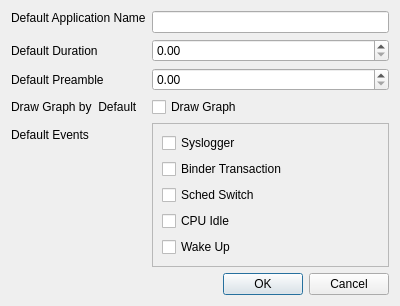
This is UI/SettingsDialog.ui in alxhoff/BrezeFlow as Qt 5 draws it before an edit. The edited form follows.
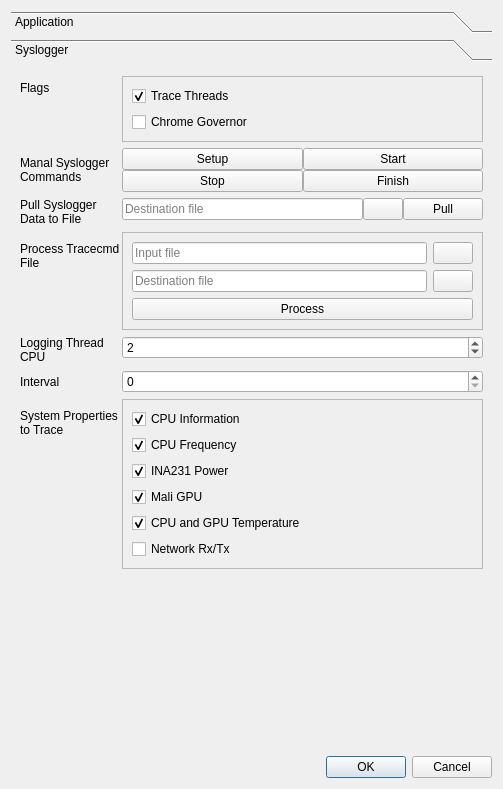
This is the edited form. Icons and pictures are not drawn.

Commit message: Added syslogger control callbacks and syslogger interface

Diff of the .ui file:
```diff
--- a/UI/SettingsDialog.ui
+++ b/UI/SettingsDialog.ui
@@ -6,8 +6,8 @@
    <rect>
     <x>0</x>
     <y>0</y>
-    <width>400</width>
-    <height>300</height>
+    <width>503</width>
+    <height>789</height>
    </rect>
   </property>
   <property name="windowTitle">
@@ -15,6 +15,30 @@
   </property>
   <layout class="QVBoxLayout" name="verticalLayout">
    <item>
+    <widget class="QToolBox" name="toolBox">
+     <property name="sizePolicy">
+      <sizepolicy hsizetype="Preferred" vsizetype="Minimum">
+       <horstretch>0</horstretch>
+       <verstretch>0</verstretch>
+      </sizepolicy>
+     </property>
+     <property name="currentIndex">
+      <number>1</number>
+     </property>
+     <widget class="QWidget" name="pageApp">
+      <property name="geometry">
+       <rect>
+        <x>0</x>
+        <y>0</y>
+        <width>485</width>
+        <height>673</height>
+       </rect>
+      </property>
+      <attribute name="label">
+       <string>Application</string>
+      </attribute>
+      <layout class="QVBoxLayout" name="verticalLayout_3">
+       <item>
     <layout class="QFormLayout" name="formLayout">
      <item row="0" column="0">
       <widget class="QLabel" name="label">
@@ -122,6 +146,364 @@
      </item>
     </layout>
    </item>
+      </layout>
+     </widget>
+     <widget class="QWidget" name="pageSyslogger">
+      <property name="geometry">
+       <rect>
+        <x>0</x>
+        <y>0</y>
+        <width>485</width>
+        <height>673</height>
+       </rect>
+      </property>
+      <attribute name="label">
+       <string>Syslogger</string>
+      </attribute>
+      <layout class="QVBoxLayout" name="verticalLayout_4">
+       <item>
+        <layout class="QFormLayout" name="formLayout_2">
+         <property name="labelAlignment">
+          <set>Qt::AlignLeading|Qt::AlignLeft|Qt::AlignVCenter</set>
+         </property>
+         <property name="formAlignment">
+          <set>Qt::AlignLeading|Qt::AlignLeft|Qt::AlignTop</set>
+         </property>
+         <property name="horizontalSpacing">
+          <number>2</number>
+         </property>
+         <item row="0" column="0">
+          <widget class="QLabel" name="label_6">
+           <property name="sizePolicy">
+            <sizepolicy hsizetype="Preferred" vsizetype="Preferred">
+             <horstretch>1</horstretch>
+             <verstretch>0</verstretch>
+            </sizepolicy>
+           </property>
+           <property name="text">
+            <string>Flags</string>
+           </property>
+          </widget>
+         </item>
+         <item row="0" column="1">
+          <widget class="QFrame" name="frame_2">
+           <property name="sizePolicy">
+            <sizepolicy hsizetype="Preferred" vsizetype="Preferred">
+             <horstretch>0</horstretch>
+             <verstretch>0</verstretch>
+            </sizepolicy>
+           </property>
+           <property name="frameShape">
+            <enum>QFrame::StyledPanel</enum>
+           </property>
+           <property name="frameShadow">
+            <enum>QFrame::Raised</enum>
+           </property>
+           <layout class="QVBoxLayout" name="verticalLayout_5">
+            <item>
+             <widget class="QCheckBox" name="checkBoxTraceThreads">
+              <property name="toolTip">
+               <string>can be specified to disable tracing of threads (runtime and CPU asignment), and therefore to minimize overhead when only wanting to trace e.g. power consumption</string>
+              </property>
+              <property name="text">
+               <string>Trace Threads</string>
+              </property>
+              <property name="checked">
+               <bool>true</bool>
+              </property>
+             </widget>
+            </item>
+            <item>
+             <widget class="QCheckBox" name="checkBoxChromeGovernor">
+              <property name="toolTip">
+               <string>instructs trace-cmd to also enable and trace tracepoints implemented by the chrome governor</string>
+              </property>
+              <property name="text">
+               <string>Chrome Governor</string>
+              </property>
+             </widget>
+            </item>
+           </layout>
+          </widget>
+         </item>
+         <item row="1" column="0">
+          <widget class="QLabel" name="label_7">
+           <property name="text">
+            <string>Manal Syslogger&lt;br&gt; Commands</string>
+           </property>
+          </widget>
+         </item>
+         <item row="1" column="1">
+          <layout class="QGridLayout" name="gridLayout">
+           <item row="0" column="0">
+            <widget class="QPushButton" name="pushButtonSysloggerSetup">
+             <property name="text">
+              <string>Setup</string>
+             </property>
+            </widget>
+           </item>
+           <item row="0" column="1">
+            <widget class="QPushButton" name="pushButtonSysloggerStart">
+             <property name="text">
+              <string>Start</string>
+             </property>
+            </widget>
+           </item>
+           <item row="1" column="0">
+            <widget class="QPushButton" name="pushButtonSysloggerStop">
+             <property name="text">
+              <string>Stop</string>
+             </property>
+            </widget>
+           </item>
+           <item row="1" column="1">
+            <widget class="QPushButton" name="pushButtonSysloggerFinish">
+             <property name="text">
+              <string>Finish</string>
+             </property>
+            </widget>
+           </item>
+          </layout>
+         </item>
+         <item row="2" column="0">
+          <widget class="QLabel" name="label_8">
+           <property name="text">
+            <string>Pull Syslogger &lt;br&gt;Data to File</string>
+           </property>
+          </widget>
+         </item>
+         <item row="2" column="1">
+          <layout class="QHBoxLayout" name="horizontalLayout">
+           <item>
+            <widget class="QLineEdit" name="lineEditSysLogDataLoc">
+             <property name="placeholderText">
+              <string>Destination file</string>
+             </property>
+             <property name="clearButtonEnabled">
+              <bool>true</bool>
+             </property>
+            </widget>
+           </item>
+           <item>
+            <widget class="QPushButton" name="pushButtonChoosePullFile">
+             <property name="text">
+              <string/>
+             </property>
+             <property name="icon">
+              <iconset>
+               <normaloff>../icons/folder.png</normaloff>../icons/folder.png</iconset>
+             </property>
+            </widget>
+           </item>
+           <item>
+            <widget class="QPushButton" name="pushButtonSysloggerPull">
+             <property name="text">
+              <string>Pull</string>
+             </property>
+            </widget>
+           </item>
+          </layout>
+         </item>
+         <item row="3" column="0">
+          <widget class="QLabel" name="label_9">
+           <property name="text">
+            <string>Process Tracecmd&lt;br&gt;File</string>
+           </property>
+          </widget>
+         </item>
+         <item row="3" column="1">
+          <widget class="QFrame" name="frame_3">
+           <property name="frameShape">
+            <enum>QFrame::StyledPanel</enum>
+           </property>
+           <property name="frameShadow">
+            <enum>QFrame::Raised</enum>
+           </property>
+           <layout class="QVBoxLayout" name="verticalLayout_6">
+            <item>
+             <layout class="QHBoxLayout" name="horizontalLayout_2">
+              <item>
+               <widget class="QLineEdit" name="lineEditConvertSource">
+                <property name="placeholderText">
+                 <string>Input file</string>
+                </property>
+               </widget>
+              </item>
+              <item>
+               <widget class="QPushButton" name="pushButtonFileToConvert">
+                <property name="text">
+                 <string/>
+                </property>
+                <property name="icon">
+                 <iconset>
+                  <normaloff>../icons/folder.png</normaloff>../icons/folder.png</iconset>
+                </property>
+               </widget>
+              </item>
+             </layout>
+            </item>
+            <item>
+             <layout class="QHBoxLayout" name="horizontalLayout_3">
+              <item>
+               <widget class="QLineEdit" name="lineEditConvertDestination">
+                <property name="placeholderText">
+                 <string>Destination file</string>
+                </property>
+               </widget>
+              </item>
+              <item>
+               <widget class="QPushButton" name="pushButtonFileToConvertDestination">
+                <property name="text">
+                 <string/>
+                </property>
+                <property name="icon">
+                 <iconset>
+                  <normaloff>../icons/folder.png</normaloff>../icons/folder.png</iconset>
+                </property>
+               </widget>
+              </item>
+             </layout>
+            </item>
+            <item>
+             <widget class="QPushButton" name="pushButtonConvertTrace">
+              <property name="text">
+               <string>Process</string>
+              </property>
+             </widget>
+            </item>
+           </layout>
+          </widget>
+         </item>
+         <item row="4" column="0">
+          <widget class="QLabel" name="label_10">
+           <property name="toolTip">
+            <string>CPU to run/pin the logging thread on</string>
+           </property>
+           <property name="text">
+            <string>Logging Thread &lt;br&gt;CPU</string>
+           </property>
+          </widget>
+         </item>
+         <item row="4" column="1">
+          <widget class="QSpinBox" name="spinBoxCPU">
+           <property name="maximum">
+            <number>7</number>
+           </property>
+           <property name="value">
+            <number>2</number>
+           </property>
+          </widget>
+         </item>
+         <item row="5" column="0">
+          <widget class="QLabel" name="label_11">
+           <property name="text">
+            <string>Interval</string>
+           </property>
+          </widget>
+         </item>
+         <item row="5" column="1">
+          <widget class="QSpinBox" name="spinBoxInterval"/>
+         </item>
+         <item row="6" column="0">
+          <widget class="QLabel" name="label_12">
+           <property name="text">
+            <string>System Properties&lt;br&gt;to Trace</string>
+           </property>
+          </widget>
+         </item>
+         <item row="6" column="1">
+          <widget class="QFrame" name="frame_4">
+           <property name="frameShape">
+            <enum>QFrame::StyledPanel</enum>
+           </property>
+           <property name="frameShadow">
+            <enum>QFrame::Raised</enum>
+           </property>
+           <layout class="QVBoxLayout" name="verticalLayout_7">
+            <item>
+             <widget class="QCheckBox" name="checkBoxCPUInfo">
+              <property name="toolTip">
+               <string>Log CPU system/user/idle time and state</string>
+              </property>
+              <property name="text">
+               <string>CPU Information</string>
+              </property>
+              <property name="checked">
+               <bool>true</bool>
+              </property>
+             </widget>
+            </item>
+            <item>
+             <widget class="QCheckBox" name="checkBoxCPUFrequency">
+              <property name="toolTip">
+               <string>Log CPU frequency for each first CPU in a policy group</string>
+              </property>
+              <property name="text">
+               <string>CPU Frequency</string>
+              </property>
+              <property name="checked">
+               <bool>true</bool>
+              </property>
+             </widget>
+            </item>
+            <item>
+             <widget class="QCheckBox" name="checkBoxPower">
+              <property name="toolTip">
+               <string>Log Power consumption via ina231 sensors</string>
+              </property>
+              <property name="text">
+               <string>INA231 Power</string>
+              </property>
+              <property name="checked">
+               <bool>true</bool>
+              </property>
+             </widget>
+            </item>
+            <item>
+             <widget class="QCheckBox" name="checkBoxMali">
+              <property name="toolTip">
+               <string>Log mali GPU information</string>
+              </property>
+              <property name="text">
+               <string>Mali GPU</string>
+              </property>
+              <property name="checked">
+               <bool>true</bool>
+              </property>
+             </widget>
+            </item>
+            <item>
+             <widget class="QCheckBox" name="checkBoxTemp">
+              <property name="toolTip">
+               <string>Log CPU and GPU temperature on Exynos boards</string>
+              </property>
+              <property name="text">
+               <string>CPU and GPU Temperature</string>
+              </property>
+              <property name="checked">
+               <bool>true</bool>
+              </property>
+             </widget>
+            </item>
+            <item>
+             <widget class="QCheckBox" name="checkBoxNetwork">
+              <property name="toolTip">
+               <string>Log network interface rx/tx stats</string>
+              </property>
+              <property name="text">
+               <string>Network Rx/Tx</string>
+              </property>
+             </widget>
+            </item>
+           </layout>
+          </widget>
+         </item>
+        </layout>
+       </item>
+      </layout>
+     </widget>
+    </widget>
+   </item>
    <item>
     <widget class="QDialogButtonBox" name="buttonBox">
      <property name="orientation">
```
Left out of the diff: 149 changed lines with no effect on the pictures. Lines whose indentation alone changed are shown as unchanged. The commit also changes 3 other files.
